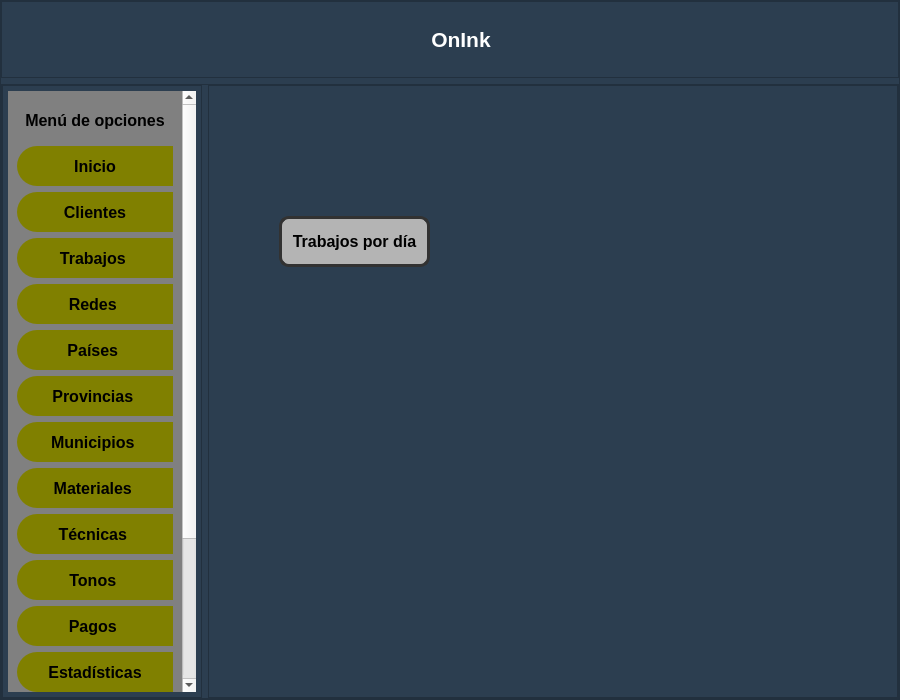
Before: the Qt Designer form views/main_window.ui in STITCH9911/onink, drawn with Qt 5.
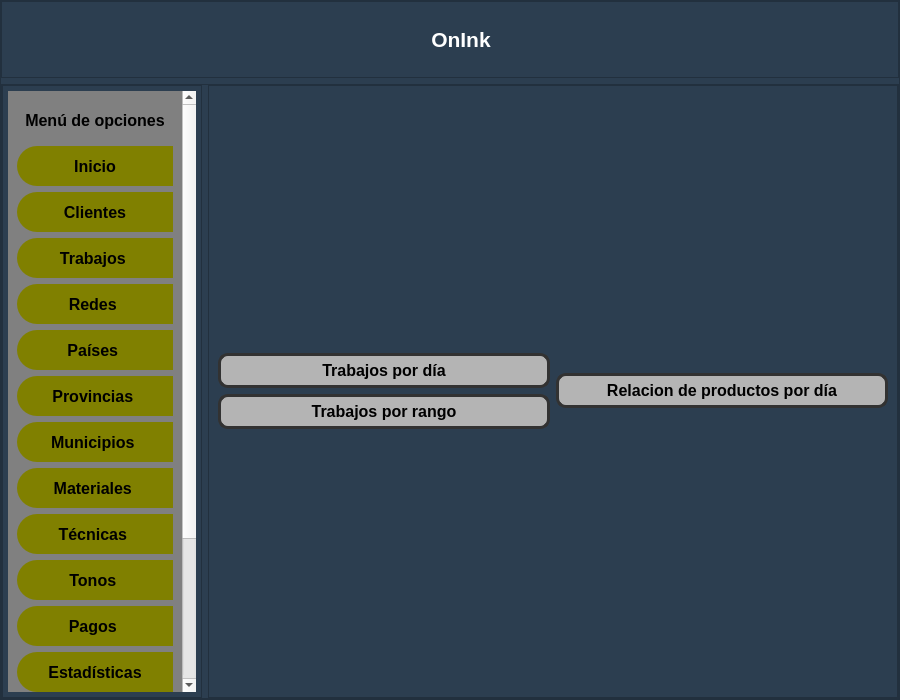
After: the same form once the commit is applied. Icons and pictures are not drawn.

Commit message: Add buttons in page stats

What changed in the file:
```diff
--- a/views/main_window.ui
+++ b/views/main_window.ui
@@ -1071,19 +1071,46 @@
                 <number>0</number>
                </property>
                <widget class="QWidget" name="page_stats">
+                <layout class="QVBoxLayout" name="verticalLayout_11">
+                 <item>
+                  <layout class="QHBoxLayout" name="horizontalLayout_20">
+                   <item>
+                    <layout class="QVBoxLayout" name="verticalLayout_10">
+                     <item>
                 <widget class="QPushButton" name="bt_stats_day">
-                 <property name="geometry">
-                  <rect>
-                   <x>70</x>
-                   <y>130</y>
-                   <width>151</width>
-                   <height>51</height>
-                  </rect>
+                       <property name="cursor">
+                        <cursorShape>PointingHandCursor</cursorShape>
                  </property>
                  <property name="text">
                   <string>Trabajos por día</string>
                  </property>
                 </widget>
+                     </item>
+                     <item>
+                      <widget class="QPushButton" name="bt_stats_rango">
+                       <property name="cursor">
+                        <cursorShape>PointingHandCursor</cursorShape>
+                       </property>
+                       <property name="text">
+                        <string>Trabajos por rango</string>
+                       </property>
+                      </widget>
+                     </item>
+                    </layout>
+                   </item>
+                   <item>
+                    <widget class="QPushButton" name="bt_stats_productos">
+                     <property name="cursor">
+                      <cursorShape>PointingHandCursor</cursorShape>
+                     </property>
+                     <property name="text">
+                      <string>Relacion de productos por día</string>
+                     </property>
+                    </widget>
+                   </item>
+                  </layout>
+                 </item>
+                </layout>
                </widget>
                <widget class="QWidget" name="page_clientes">
                 <layout class="QVBoxLayout" name="verticalLayout_page_clientes">
```
Left out of the diff: 2 changed lines with no effect on the pictures. Lines whose indentation alone changed are shown as unchanged. The commit also changes 1 other file.
